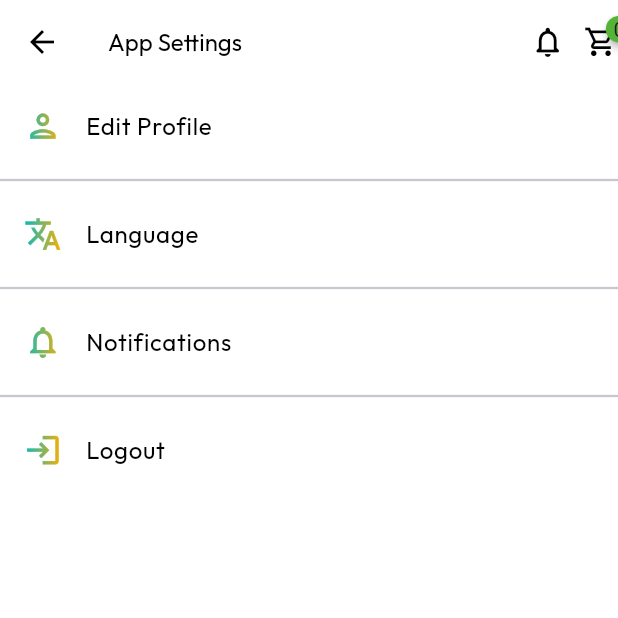
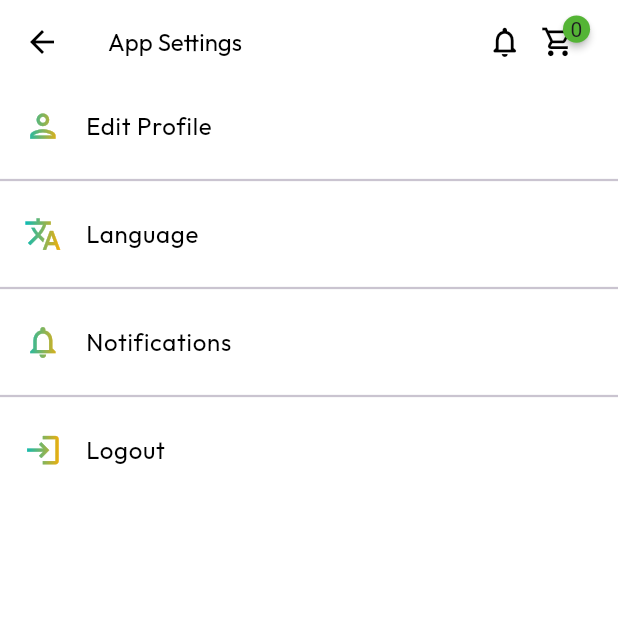
Before and after one commit to Viku7777/stsm_hexa, a Flutter app: the AppSettingView screen opened by its route, on a phone screen of 412 x 824 dp, the top half of it. Run offline on Flutter 3.47's test engine with Material 3 defaults, Android fonts, the phone set to English and light mode, and no system bars; drawn by our look-alikes of badges; our stand-ins replace another_flushbar, cached_network_image, carousel_slider, cloud_firestore, connectivity_plus, device_preview and 23 more; missing offline and left inert: country_state_city, flutter_geocoder; accounts and stored records are empty.

Commit message:
22Febfixerrror

```diff
--- a/lib/resource/component/appbar_component.dart
+++ b/lib/resource/component/appbar_component.dart
@@ -28,7 +28,9 @@ AppBar customAppbar(title,
                     Get.to(() => const EmptyNotificationView());
                   },
                   icon: const Icon(Icons.notifications_none_rounded)),
-              badges.Badge(
+              Padding(
+                padding: const EdgeInsets.all(0).copyWith(right: 25.w),
+                child: badges.Badge(
                   badgeStyle:
                       badges.BadgeStyle(badgeColor: AppColors.primaryColor),
                   onTap: () {
@@ -48,6 +50,7 @@ AppBar customAppbar(title,
                     size: 20.sp,
                   ),
                 ),
+              ),
             ]
           : [],
     );
--- a/lib/view/account_setting/app_settings/app_settings_view.dart
+++ b/lib/view/account_setting/app_settings/app_settings_view.dart
@@ -57,7 +57,6 @@ class _AppSettingViewState extends State<AppSettingView> {
 
   @override
   Widget build(BuildContext context) {
-    print("language change");
     return Scaffold(
       backgroundColor: Colors.white,
       appBar: customAppbar(LanguagesKey.appSettings.tr),
--- a/lib/view/account_setting/app_settings/language/language_setting_view.dart
+++ b/lib/view/account_setting/app_settings/language/language_setting_view.dart
@@ -7,6 +7,7 @@ import 'package:cattel_feed/resource/const/textstyle.dart';
 import 'package:cattel_feed/resource/component/appbar_component.dart';
 import 'package:cattel_feed/resource/component/custom_text.dart';
 import 'package:cattel_feed/resource/sf/offline_storage.dart';
+import 'package:cattel_feed/view/bottomNav/bottom_Nav.dart';
 import 'package:cattel_feed/view/homepage/home_view/widgets.dart';
 import 'package:flutter/material.dart';
 import 'package:flutter_screenutil/flutter_screenutil.dart';
@@ -37,8 +38,6 @@ class _ChangeLanguageViewState extends State<ChangeLanguageView> {
 
   @override
   Widget build(BuildContext context) {
-    print("language change");
-
     return Scaffold(
         appBar: customAppbar(LanguagesKey.language.tr),
         body: Padding(
@@ -82,7 +81,7 @@ class _ChangeLanguageViewState extends State<ChangeLanguageView> {
                   await sf.setString("deviceLanguageCode", "en");
                   await sf.setString("deviceLanguageCountry", "US");
                 }
-                setState(() {});
+                await Get.offAllNamed(BottomNavView.routes);
               })
             ],
           ),
```
Also changed, not shown: lib/view/categories/ui/categories_view.dart (+3 -90 lines). Lines whose indentation alone changed are shown as unchanged.
